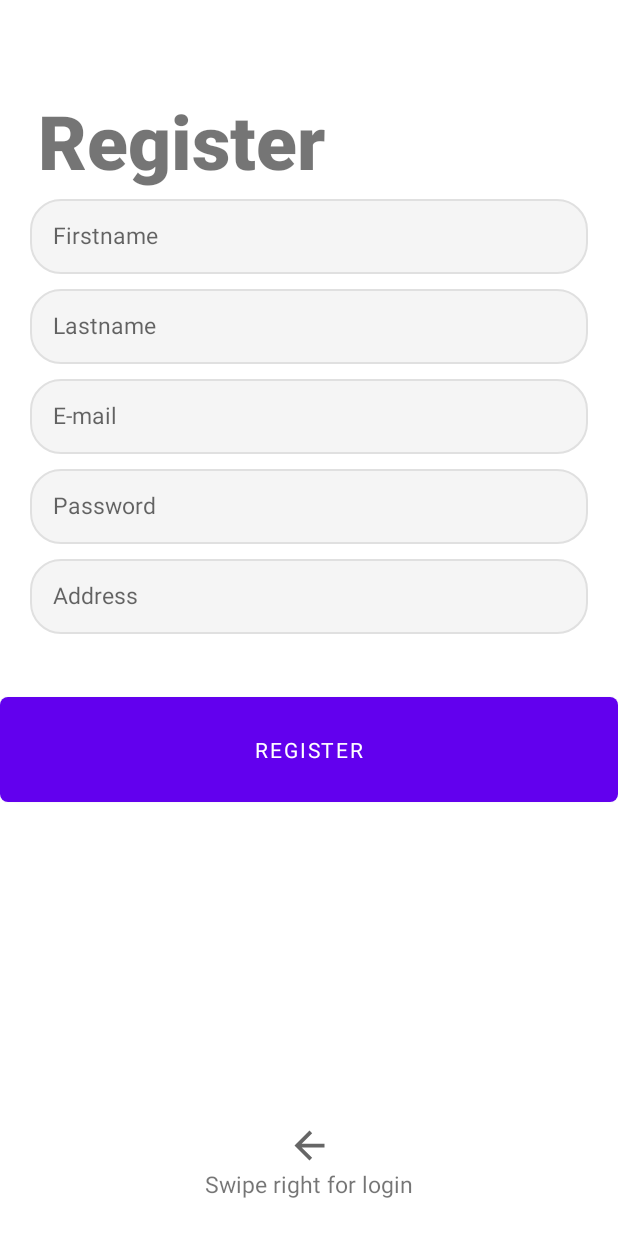
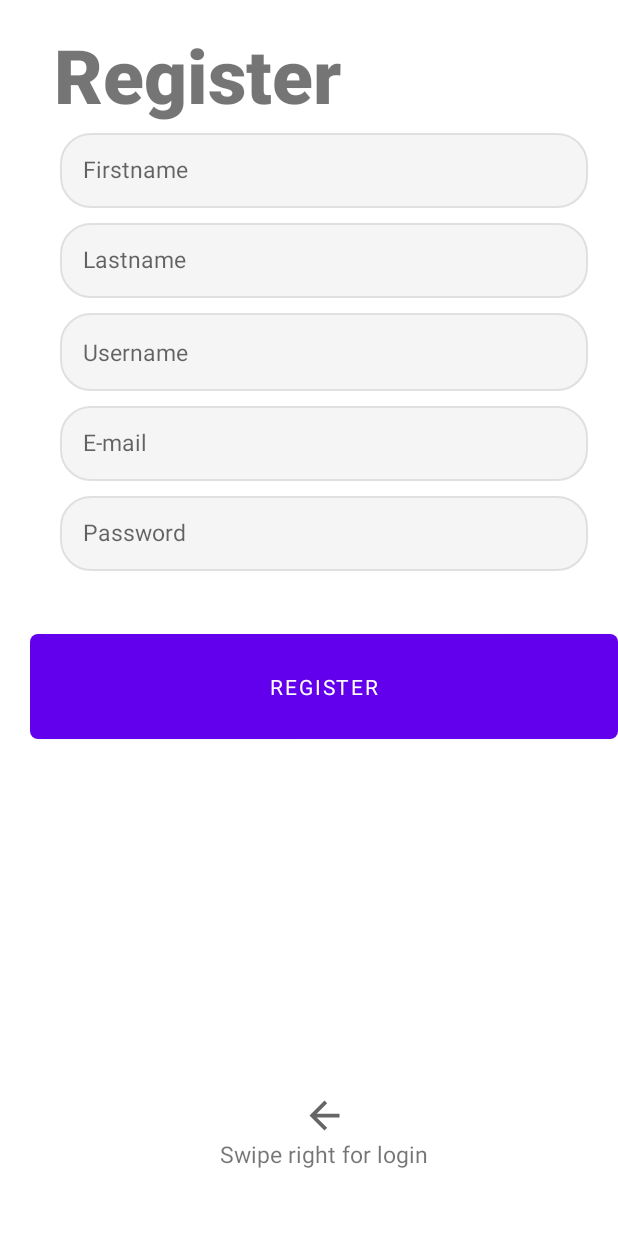
Before and after one commit to GBernard314/yapagi, an Android app: the layout fragment_register.xml on its own in the app's theme, with its tools: preview values and no code run, on a phone screen of 412 x 824 dp. Run offline under Robolectric (Android 15) with nearby library versions, the phone set to English and light mode, and no system bars.

Commit message:
Added form verification to the register fragment and changed register fragment layout

```diff
--- a/app/src/main/res/layout/fragment_login.xml
+++ b/app/src/main/res/layout/fragment_login.xml
@@ -85,7 +85,7 @@
             android:layout_width="match_parent"
             android:layout_height="70dp"
             android:layout_marginTop="16dp"
-            android:background="@color/purple_500"
+            android:background="@drawable/btn_custom"
             android:backgroundTint="#FFAB40"
             android:fontFamily="sans-serif"
             android:text="@string/login"
--- a/app/src/main/res/layout/fragment_register.xml
+++ b/app/src/main/res/layout/fragment_register.xml
@@ -1,18 +1,20 @@
 <?xml version="1.0" encoding="utf-8"?>
-<LinearLayout
-    xmlns:android="http://schemas.android.com/apk/res/android"
+<LinearLayout xmlns:android="http://schemas.android.com/apk/res/android"
     xmlns:app="http://schemas.android.com/apk/res-auto"
     xmlns:tools="http://schemas.android.com/tools"
     android:layout_width="match_parent"
     android:layout_height="match_parent"
+    android:layout_marginStart="20dp"
+    android:layout_marginRight="20dp"
+    android:layout_marginBottom="20dp"
     android:orientation="vertical">
 
     <TextView
         android:id="@+id/tv_logo"
         android:layout_width="wrap_content"
         android:layout_height="wrap_content"
-        android:layout_marginStart="25dp"
-        android:layout_marginTop="60dp"
+        android:layout_marginStart="16dp"
+        android:layout_marginTop="16dp"
         android:layout_marginBottom="5dp"
         android:fontFamily="sans-serif-black"
         android:text="@string/register"
@@ -48,6 +50,20 @@
         android:textSize="15sp" />
 
     <EditText
+        android:id="@+id/et_username"
+        android:layout_width="match_parent"
+        android:layout_height="wrap_content"
+        android:layout_marginLeft="20dp"
+        android:layout_marginRight="20dp"
+        android:layout_marginBottom="10dp"
+        android:background="@drawable/et_custom"
+        android:ems="10"
+        android:hint="@string/username"
+        android:inputType="textPersonName"
+        android:padding="15dp"
+        android:textSize="15sp" />
+
+    <EditText
         android:id="@+id/et_email"
         android:layout_width="match_parent"
         android:layout_height="50dp"
@@ -72,21 +88,6 @@
         android:fontFamily="sans-serif"
         android:hint="@string/password"
         android:inputType="textPassword"
-        android:padding="15dp"
-        android:textSize="15sp" />
-
-    <EditText
-        android:id="@+id/etAdresse"
-        android:layout_width="match_parent"
-        android:layout_height="50dp"
-        android:layout_marginLeft="20dp"
-        android:layout_marginRight="20dp"
-        android:layout_marginBottom="10dp"
-        android:background="@drawable/et_custom"
-        android:ems="10"
-        android:fontFamily="sans-serif"
-        android:hint="@string/adresse"
-        android:inputType="textPostalAddress"
         android:padding="15dp"
         android:textSize="15sp" />
 
--- a/app/src/main/res/values/strings.xml
+++ b/app/src/main/res/values/strings.xml
@@ -14,4 +14,5 @@
     <string name="adresse">Address</string>
     <string name="register">Register</string>
     <string name="swipe_right_for_login">Swipe right for login</string>
+    <string name="username">Username</string>
 </resources>
```
Also changed, not shown: app/src/main/java/fr/isen/yapagi/fragments/RegisterFragment.kt (+40 -2 lines).
